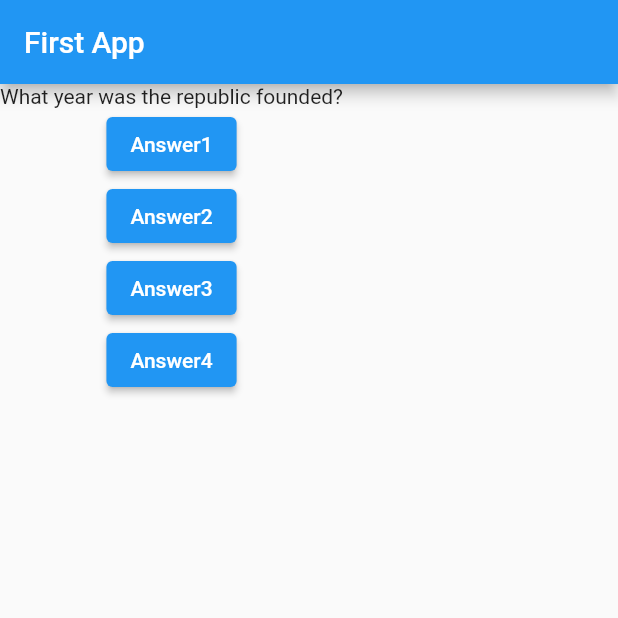
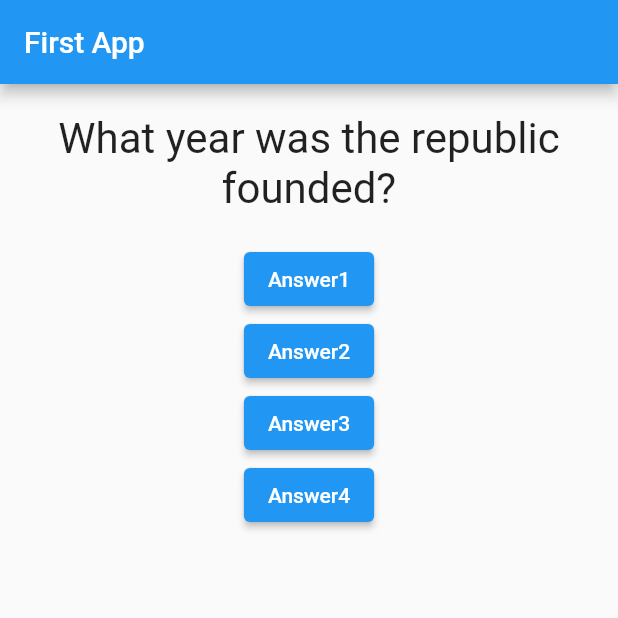
Before and after one commit to gokcensolmaz/new_project, a Flutter app: the screen it shows after launch, after a tap on "Answer1", on a phone screen of 412 x 824 dp, the top half of it. Run offline on Flutter 3.47's test engine with Material 2 defaults, Android fonts, the phone set to English and light mode, and no system bars.

Commit message:
question.dart oluşturuldu sorular çekilmeye başlandı.

```diff
--- a/lib/main.dart
+++ b/lib/main.dart
@@ -1,5 +1,5 @@
-import 'package:flutter/foundation.dart';
 import 'package:flutter/material.dart';
+import './question.dart';
 
 void main() {
   runApp(MyApp());
@@ -8,16 +8,16 @@ void main() {
 class MyApp extends StatefulWidget {
   @override
   State<StatefulWidget> createState() {
-    return MyAppState();
+    return _MyAppState();
   }
 }
 
-class MyAppState extends State<MyApp> {
-  var questionIndex = 0;
+class _MyAppState extends State<MyApp> {
+  var _questionIndex = 0;
 
-  void answerQuestion() {
+  void _answerQuestion() {
     setState(() {
-      questionIndex = questionIndex + 1;
+      _questionIndex = _questionIndex + 1;
     });
   }
 
@@ -32,25 +32,27 @@ class MyAppState extends State<MyApp> {
         appBar: AppBar(
           title: const Text("First App"),
         ),
-        body: Column(children: <Widget>[
-          Text(questions[questionIndex]),
+        body: Column(
+          children: <Widget>[
+            Question(questions[_questionIndex]),
             ElevatedButton(
-            onPressed: answerQuestion,
+              onPressed: _answerQuestion,
               child: const Text('Answer1'),
             ),
             ElevatedButton(
-            onPressed: answerQuestion,
+              onPressed: _answerQuestion,
               child: const Text('Answer2'),
             ),
             ElevatedButton(
-            onPressed: answerQuestion,
+              onPressed: _answerQuestion,
               child: const Text('Answer3'),
             ),
             ElevatedButton(
-            onPressed: answerQuestion,
+              onPressed: _answerQuestion,
               child: const Text('Answer4'),
             ),
-        ]),
+          ],
+        ),
       ),
     );
   }
--- /dev/null
+++ b/lib/question.dart
@@ -0,0 +1,20 @@
+import 'package:flutter/material.dart';
+
+class Question extends StatelessWidget {
+  final String questionText;
+
+  Question(this.questionText);
+
+  @override
+  Widget build(BuildContext context) {
+    return Container(
+      width: double.infinity,
+      margin: EdgeInsets.all(20),
+      child: Text(
+        questionText,
+        style: const TextStyle(fontSize: 28),
+        textAlign: TextAlign.center,
+      ),
+    );
+  }
+}
```
Also changed, not shown: 1 other file. Lines whose indentation alone changed are shown as unchanged.
